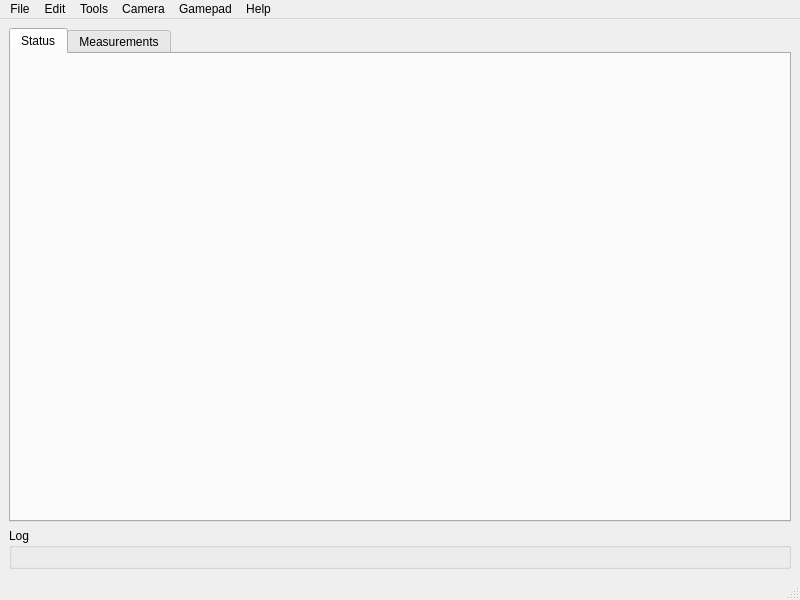
Before: the Qt Designer form src/designer/window_main.ui in marsinstituteSC/MissionControl, drawn with Qt 5.
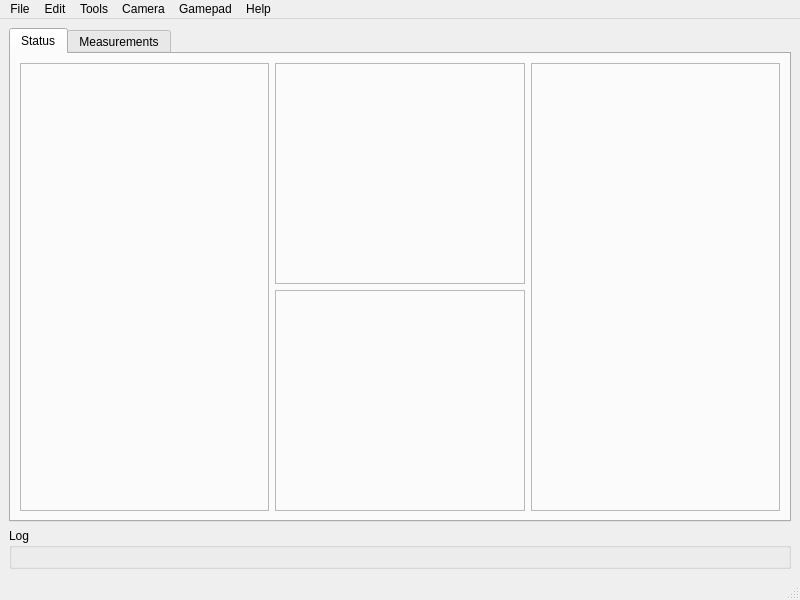
After: the same form once the commit is applied.

```diff
--- a/src/designer/window_main.ui
+++ b/src/designer/window_main.ui
@@ -24,7 +24,52 @@
        <attribute name="title">
         <string>Status</string>
        </attribute>
-       <layout class="QHBoxLayout" name="horizontalLayout" stretch=""/>
+       <layout class="QGridLayout" name="statusGrid">
+        <item row="0" column="1">
+         <widget class="QFrame" name="topFrame">
+          <property name="frameShape">
+           <enum>QFrame::StyledPanel</enum>
+          </property>
+          <property name="frameShadow">
+           <enum>QFrame::Sunken</enum>
+          </property>
+          <layout class="QGridLayout" name="topFrameGrid"/>
+         </widget>
+        </item>
+        <item row="1" column="1">
+         <widget class="QFrame" name="bottomFrame">
+          <property name="frameShape">
+           <enum>QFrame::StyledPanel</enum>
+          </property>
+          <property name="frameShadow">
+           <enum>QFrame::Sunken</enum>
+          </property>
+          <layout class="QGridLayout" name="bottomFrameGrid"/>
+         </widget>
+        </item>
+        <item row="0" column="0" rowspan="2">
+         <widget class="QFrame" name="leftFrame">
+          <property name="frameShape">
+           <enum>QFrame::StyledPanel</enum>
+          </property>
+          <property name="frameShadow">
+           <enum>QFrame::Sunken</enum>
+          </property>
+          <layout class="QGridLayout" name="leftFrameGrid"/>
+         </widget>
+        </item>
+        <item row="0" column="2" rowspan="2">
+         <widget class="QFrame" name="rightFrame">
+          <property name="frameShape">
+           <enum>QFrame::StyledPanel</enum>
+          </property>
+          <property name="frameShadow">
+           <enum>QFrame::Sunken</enum>
+          </property>
+          <layout class="QGridLayout" name="rightFrameGrid"/>
+         </widget>
+        </item>
+       </layout>
       </widget>
       <widget class="QWidget" name="tabMeasurements">
        <attribute name="title">
```
